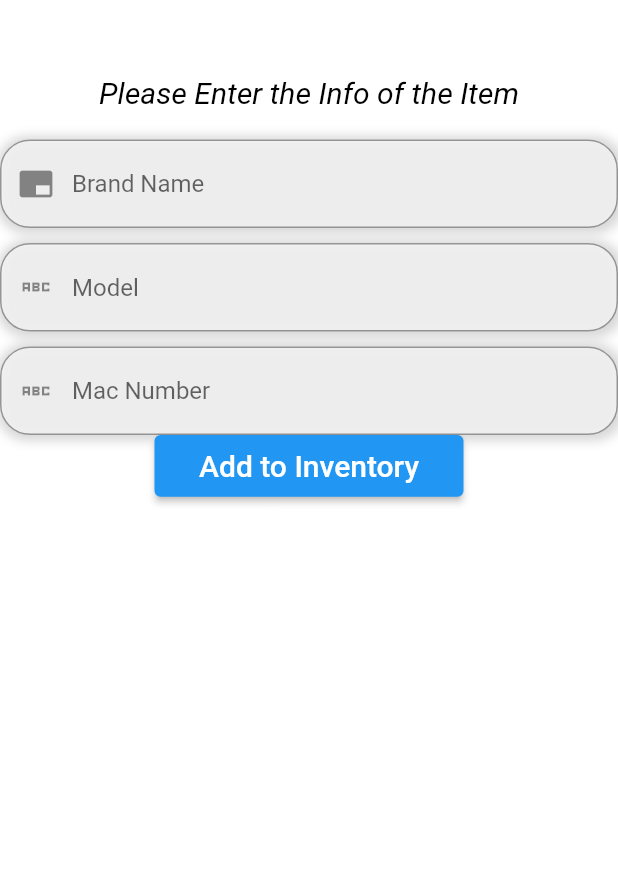
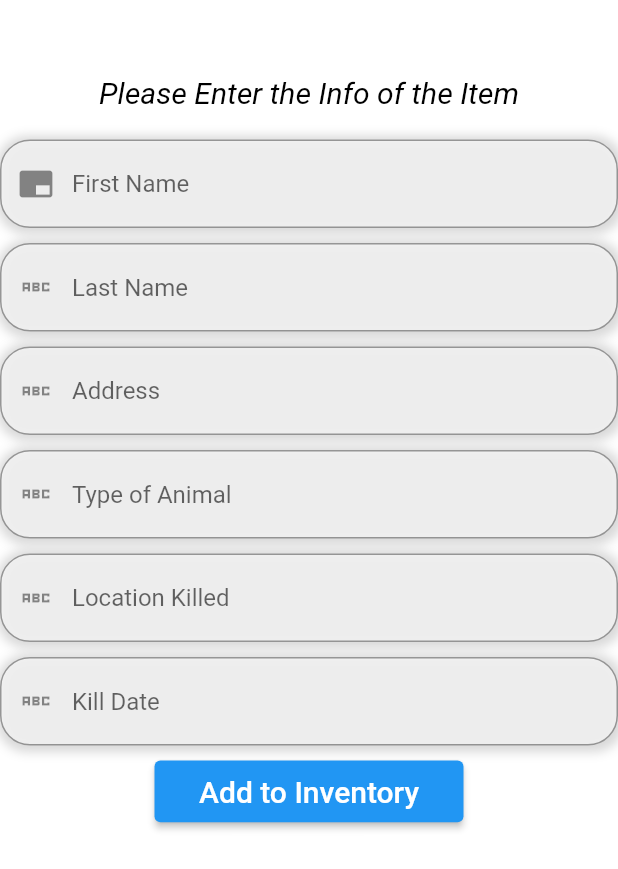
Before and after one commit to nkapsiak/freshInv, a Flutter app: the AddItem screen opened by its route, on a phone screen of 412 x 824 dp. Shown: the top 869 px of the screen. Run offline on Flutter 3.47's test engine with Material 2 defaults, Android fonts, the phone set to English and light mode, and no system bars; our stand-ins replace cloud_firestore, firebase_auth, firebase_core, firebase_database, snippet_coder_utils; accounts and stored records are empty.

Commit message:
style.dart

```diff
--- a/lib/features/addItem.dart
+++ b/lib/features/addItem.dart
@@ -1,5 +1,6 @@
 import 'package:firebase_database/firebase_database.dart';
 import 'package:flutter/material.dart';
+import 'package:snippet_coder_utils/FormHelper.dart';
 
 class AddItem extends StatefulWidget {
   const AddItem({Key? key}) : super(key: key);
@@ -10,16 +11,26 @@ class AddItem extends StatefulWidget {
 
 class _AddItemState extends State<AddItem> {
 
-  final brandNameController = TextEditingController();
-  final modelNameController = TextEditingController();
-  final macNumberController = TextEditingController();
+  final FirstNameController = TextEditingController();
+  final LastNameController = TextEditingController();
+  final AnimalController = TextEditingController();
+  final AddressController = TextEditingController();
+  final KillDateController = TextEditingController();
+  final LocationController = TextEditingController();
+  final MountStyleController = TextEditingController();
+
 
   late DatabaseReference dbRef;
+
+
+
 
   @override
   void initState(){
     super.initState();
     dbRef = FirebaseDatabase.instance.ref().child('Inventory');
+
+
   }
   @override
   Widget build(BuildContext context) {
@@ -51,10 +62,10 @@ class _AddItemState extends State<AddItem> {
             ]
         ),
         child: TextField(
-          controller: brandNameController,
+          controller: FirstNameController,
           keyboardType: TextInputType.text,
           decoration: InputDecoration(
-              hintText: "Brand Name",
+              hintText: "First Name",
               prefixIcon: Icon(Icons.branding_watermark),
               border: OutlineInputBorder(
                 borderRadius: BorderRadius.circular(20),
@@ -78,10 +89,10 @@ class _AddItemState extends State<AddItem> {
             ]
         ),
           child: TextField(
-          controller: modelNameController,
+          controller: LastNameController,
           keyboardType: TextInputType.text,
           decoration: InputDecoration(
-              hintText: "Model",
+              hintText: "Last Name",
               prefixIcon: Icon(Icons.abc_sharp),
               border: OutlineInputBorder(
                 borderRadius: BorderRadius.circular(20),
@@ -105,10 +116,10 @@ class _AddItemState extends State<AddItem> {
                     ]
                 ),
                 child: TextField(
-                  controller: macNumberController,
+                  controller: AddressController,
                   keyboardType: TextInputType.text,
                   decoration: InputDecoration(
-                      hintText: "Mac Number",
+                      hintText: "Address",
                       prefixIcon: Icon(Icons.abc_sharp),
                       border: OutlineInputBorder(
                         borderRadius: BorderRadius.circular(20),
@@ -117,15 +128,101 @@ class _AddItemState extends State<AddItem> {
                   ),
                 ),
               ),
+              SizedBox(height: 10,),
+              Container(
+                decoration: BoxDecoration(
+                    color: Colors.white54,
+                    borderRadius: BorderRadius.circular(20),
+                    boxShadow: [
+                      BoxShadow(
+                          spreadRadius: 3,
+                          blurRadius: 5,
+                          offset: Offset(1, 1),
+                          color: Colors.grey.withOpacity(0.4)
+                      )
+                    ]
+                ),
+                child: TextField(
+                  controller: AnimalController,
+                  keyboardType: TextInputType.text,
+                  decoration: InputDecoration(
+                      hintText: "Type of Animal",
+                      prefixIcon: Icon(Icons.abc_sharp),
+                      border: OutlineInputBorder(
+                        borderRadius: BorderRadius.circular(20),
+                        borderSide: BorderSide(width: 2, color: Colors.grey),
+                      )
+                  ),
+                ),
+              ),
+              SizedBox(height: 10,),
+              Container(
+                decoration: BoxDecoration(
+                    color: Colors.white54,
+                    borderRadius: BorderRadius.circular(20),
+                    boxShadow: [
+                      BoxShadow(
+                          spreadRadius: 3,
+                          blurRadius: 5,
+                          offset: Offset(1, 1),
+                          color: Colors.grey.withOpacity(0.4)
+                      )
+                    ]
+                ),
+                child: TextField(
+                  controller: LocationController,
+                  keyboardType: TextInputType.text,
+                  decoration: InputDecoration(
+                      hintText: "Location Killed",
+                      prefixIcon: Icon(Icons.abc_sharp),
+                      border: OutlineInputBorder(
+                        borderRadius: BorderRadius.circular(20),
+                        borderSide: BorderSide(width: 2, color: Colors.grey),
+                      )
+                  ),
+                ),
+              ),
+              SizedBox(height: 10,),
+              Container(
+                decoration: BoxDecoration(
+                    color: Colors.white54,
+                    borderRadius: BorderRadius.circular(20),
+                    boxShadow: [
+                      BoxShadow(
+                          spreadRadius: 3,
+                          blurRadius: 5,
+                          offset: Offset(1, 1),
+                          color: Colors.grey.withOpacity(0.4)
+                      )
+                    ]
+                ),
+                child: TextField(
+                  controller: KillDateController,
+                  keyboardType: TextInputType.text,
+                  decoration: InputDecoration(
+                      hintText: "Kill Date",
+                      prefixIcon: Icon(Icons.abc_sharp),
+                      border: OutlineInputBorder(
+                        borderRadius: BorderRadius.circular(20),
+                        borderSide: BorderSide(width: 2, color: Colors.grey),
+                      )
+                  ),
+                ),
+              ),
+              SizedBox(height: 10,),
               Container(
                 width: MediaQuery.of(context).size.width*.5,
                 height: MediaQuery.of(context).size.height*.05,
                 child:
                 ElevatedButton(onPressed: () {
                   Map<String, String> Inventory = {
-                    'brand' : brandNameController.text,
-                    'model' : modelNameController.text,
-                    'mac number' : macNumberController.text,
+                    'First Name' : FirstNameController.text,
+                    'Last Name' : LastNameController.text,
+                    'Animal Type' : AnimalController.text,
+                    'Address' : AddressController.text,
+                    'Location Killed' : LocationController.text,
+                    'Date Killed' : KillDateController.text,
+
                   };
                   dbRef.push().set(Inventory);
                   Navigator.pop(context, MaterialPageRoute(builder: (context) => AddItem()));
--- a/lib/features/checkInv.dart
+++ b/lib/features/checkInv.dart
@@ -27,15 +27,15 @@ class _CheckInvState extends State<CheckInv> {
         crossAxisAlignment: CrossAxisAlignment.start,
         children: [
           Text(
-          inventory['brand'],
+          inventory['First Name'],
             style: TextStyle(fontSize: 12)),
           SizedBox( height: 5),
           Text(
-          inventory['model'],
+          inventory['Last Name'],
           style: TextStyle(fontSize: 12),),
           SizedBox(height: 5,),
           Text(
-            inventory['mac number'],
+            inventory['Animal Type'],
             style: TextStyle(fontSize: 12),
           )
         ],
--- /dev/null
+++ b/lib/features/style.dart
@@ -0,0 +1,72 @@
+import 'package:flutter/material.dart';
+import 'package:freshinv/loginPage.dart';
+import 'package:freshinv/main.dart';
+import 'package:freshinv/signUp.dart';
+import 'package:freshinv/welcomePage.dart';
+import 'package:firebase_core/firebase_core.dart';
+import 'package:freshinv/features/addItem.dart';
+import 'dart:async';
+import 'package:freshinv/features/removeItem.dart';
+import 'package:firebase_database/firebase_database.dart';
+import 'package:flutter/material.dart';
+import 'package:snippet_coder_utils/FormHelper.dart';
+
+class style extends StatefulWidget {
+  const style({Key? key}) : super(key: key);
+
+  @override
+  State<style> createState() => _styleState();
+}
+
+class _styleState extends State<style> {
+
+   List<dynamic> animals = [];
+   List<dynamic> mountStyle = [];
+   List<dynamic> earStyle = [];
+
+   String? animalId;
+   String? mountId;
+
+   late DatabaseReference dbRef;
+
+
+
+  @override
+  void initState(){
+    super.initState();
+    dbRef = FirebaseDatabase.instance.ref().child('Inventory');
+
+
+  }
+  Widget build(BuildContext context) {
+    return Scaffold(
+      backgroundColor: Colors.white,
+      body: Column(
+        children: [
+            SizedBox(height: 10,),
+            Container(
+                child: FormHelper.dropDownWidget(
+                  context,
+                  "Select Animal",
+                  this.animalId,
+                  this.animals,
+                  (onChangedVal){
+                  this.animalId = onChangedVal;
+                  },
+                  (onValidateVal){
+                  if (onValidateVal == null){
+                  return "Please Select Animal";
+                  }
+                  return null;
+                  },
+                  borderColor: Colors.black,
+                  borderRadius: 10,
+                  optionValue: "id",
+                  optionLabel: "label",
+                  )
+                ),
+              ],
+            ),
+          );
+  }
+}
--- a/lib/main.dart
+++ b/lib/main.dart
@@ -8,6 +8,7 @@ import 'package:freshinv/features/addItem.dart';
 import 'dart:async';
 import 'package:freshinv/features/removeItem.dart';
 import 'features/checkInv.dart';
+import 'package:freshinv/features/style.dart';
 
 
 
@@ -37,6 +38,8 @@ class MyApp extends StatelessWidget {
         '/additem': (BuildContext context) => new AddItem(),
         '/removeitem': (BuildContext context) => new RemoveItem(),
         '/checkinv': (BuildContext context) => new CheckInv(),
+
+
       },
     );
   }
--- a/pubspec.yaml
+++ b/pubspec.yaml
@@ -29,6 +29,7 @@ environment:
 # the latest version available on pub.dev. To see which dependencies have newer
 # versions available, run `flutter pub outdated`.
 dependencies:
+  snippet_coder_utils: ^1.0.13
   printing: ^5.10.1
   pdf: ^3.9.0
   firebase_database: ^10.0.16
```
Also changed, not shown: pubspec.lock.
